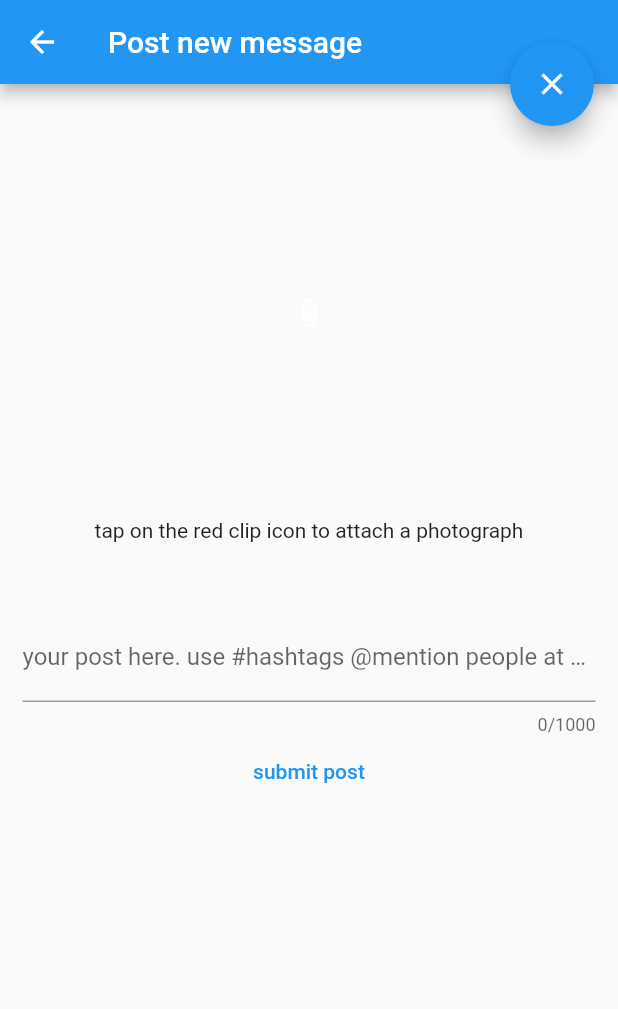
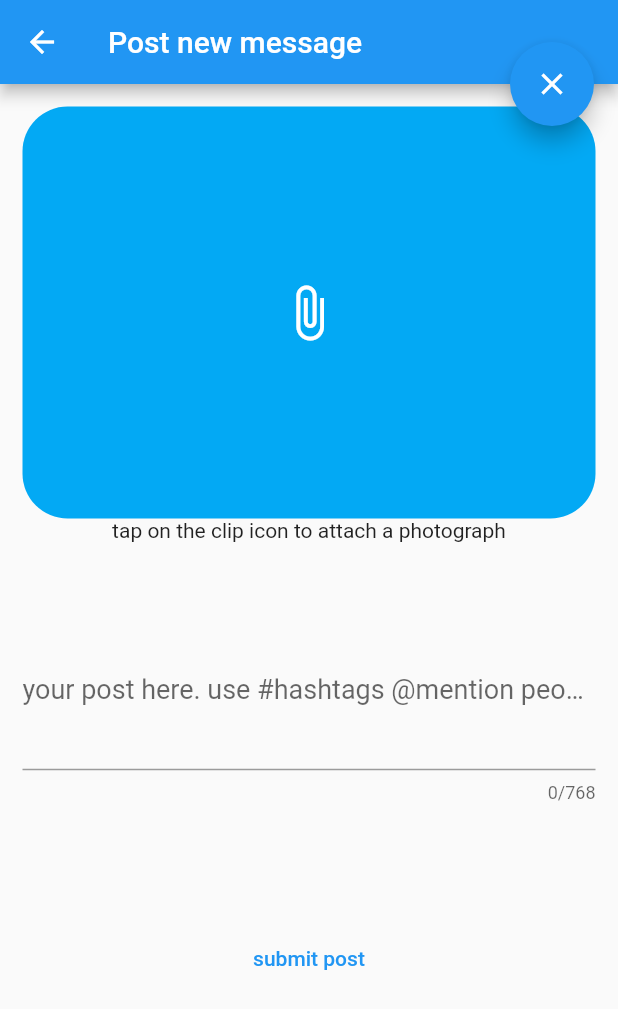
Before and after one commit to hotelzululima/atacama, a Flutter app: the PostingKeyboardPage screen opened directly, on a phone screen of 412 x 824 dp. Shown: the top 1009 px of the screen. Run offline on Flutter 3.47's test engine with Material 2 defaults, Android fonts, the phone set to English and light mode, and no system bars; drawn by our look-alikes of keyboard_actions; our stand-ins replace carousel_slider, hive_flutter, image_picker, liquid_pull_to_refresh, scrollable_positioned_list, share_plus and 1 more; missing offline and left inert: blurhash_dart, image_picker_for_web, interzone, process_run, receive_sharing_intent, share_plus_web and 1 more; accounts and stored records are empty; statements that could not run were skipped; project files that could hold a hidden picture were left out.

Commit message:
updated identifier

```diff
--- a/lib/main.dart
+++ b/lib/main.dart
@@ -27,7 +27,9 @@ void main() async {
   final sites = ModeratorSites();
   sites.init(hid);
 
-  await sites.followSite('omasome', 'https://omasome.fi', 'moochod', '🐼');
+  //await sites.followSite('chonky', 'https://chonky.rocks', 'test15', '🐼');
+  await sites.followSite('omasome', 'https://omasome.fi', 'test16', '🐼');
+
   sites.setIpfsCredentials('', 'e94a2eba4b88b6e1d7a0',
       'e8f3357b3494fc48ac8b3baa8164a075e7bed86b675f06141e4ab0ceedf085ae', '');
 
--- a/lib/p4p/xxCache.dart
+++ b/lib/p4p/xxCache.dart
@@ -288,7 +288,7 @@ class xxCache {
 
     try {
       return HttpClient()
-          .getUrl(Uri.parse('https://ipfs.io/ipfs/' + cid))
+          .getUrl(Uri.parse('https://cloudflare-ipfs.com/ipfs/' + cid))
           .timeout(Duration(milliseconds: 1512)) // produces a request object
           .then((request) => request.close()) // sends the request
           .then((response) async {
--- a/lib/views/MultiSiteSingleThreadCard.dart
+++ b/lib/views/MultiSiteSingleThreadCard.dart
@@ -15,11 +15,6 @@ Card MultiSiteSingleThreadCard(
     BottomNavigationBarProvider navi,
     SitesProvider source,
     int parentListIndex) {
-  var heading = '\$2300 per month';
-  var subheading = '2 bed, 1 bath, 1300 sqft';
-  Image? cardImage;
-  var supportingText =
-      'Beautiful home to rent, recently refurbished with modern appliances...';
   //we display this, mark it seen
   if (!m.flags.isSeen) {
     source.markSeen(m.shortLink);
--- a/lib/views/PostingKeyboardPage.dart
+++ b/lib/views/PostingKeyboardPage.dart
@@ -69,11 +69,18 @@ class _PostingKeyboardPageState extends State<PostingKeyboardPage> {
                   SizedBox(
                     height: size.height / 3,
                     child: _pickedFile == null
-                        ? IconButton(
+                        ? Container(
+                            height: 20,
+                            width: 20,
+                            decoration: BoxDecoration(
+                              color: Colors.lightBlue,
+                              borderRadius: BorderRadius.circular(30),
+                            ),
+                            child: IconButton(
                                 icon: const Icon(
                                   Icons.attach_file,
                                   color: Colors.white,
-                              size: 20,
+                                  size: 40,
                                 ),
                                 tooltip: 'Attach a picture to post',
                                 onPressed: () async {
@@ -95,8 +102,7 @@ class _PostingKeyboardPageState extends State<PostingKeyboardPage> {
                                   } catch (e) {}
 
                                   //_focusNodeName.requestFocus();
-                            },
-                          )
+                                }))
                         : Ink.image(
                             image: MemoryImage(_pickedFile!),
                             fit: BoxFit.fitWidth,
@@ -106,20 +112,18 @@ class _PostingKeyboardPageState extends State<PostingKeyboardPage> {
                     height: size.height / 13,
                     child: _pickedFile == null
                         ? Text(
-                            'tap on the red clip icon to attach a photograph',
+                            'tap on the clip icon to attach a photograph',
                             textAlign: TextAlign.center,
                           )
                         : null,
                   ),
-                  /*TextField(
-                    focusNode: _focusNodeName,
-                    decoration: InputDecoration(
-                      labelText: "Product Name",
-                    ),
-                  ),*/
-                  TextFormField(
+                  SizedBox(
+                    height: size.height / 4,
+                    child: TextFormField(
                         controller: myTextEditingController,
-                    maxLength: 1000,
+                        maxLength: 768,
+                        maxLines: null,
+                        minLines: 3,
                         focusNode: _focusNodeQuantity,
                         keyboardType: TextInputType.multiline,
                         decoration: InputDecoration(
@@ -130,7 +134,15 @@ class _PostingKeyboardPageState extends State<PostingKeyboardPage> {
                         onEditingComplete: () {
                           print('edco');
                         },
+                        style: TextStyle(fontSize: 18.0)),
                   ),
+                  /*TextField(
+                    focusNode: _focusNodeName,
+                    decoration: InputDecoration(
+                      labelText: "Product Name",
+                    ),
+                  ),*/
+
                   TextButton(
                     child: Text("submit post"),
                     //textColor: Colors.white,
--- a/pubspec.yaml
+++ b/pubspec.yaml
@@ -16,7 +16,7 @@ publish_to: "none" # Remove this line if you wish to publish to pub.dev
 # Read more about iOS versioning at
 # https://developer.apple.com/library/archive/documentation/General/Reference/InfoPlistKeyReference/Articles/CoreFoundationKeys.html
 # keep last digit in sync with latest interzone
-version: 0.0.15
+version: 0.0.16
 
 environment:
   sdk: ">=2.14.2 <3.0.0"
```
Also changed, not shown: lib/views/AtacamaProfilePage.dart (+4 -8 lines), 8 other files. Lines whose indentation alone changed are shown as unchanged.
